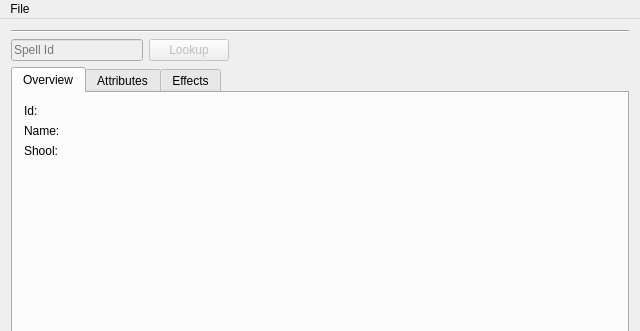
The window that WoWdbcViewer/mainwindow.ui (Gagaro/WoWdbcViewer) describes before a commit, drawn with Qt 5; both pictures show x 0 to 640 and y 0 to 331 of the 640 by 480 pixel window.
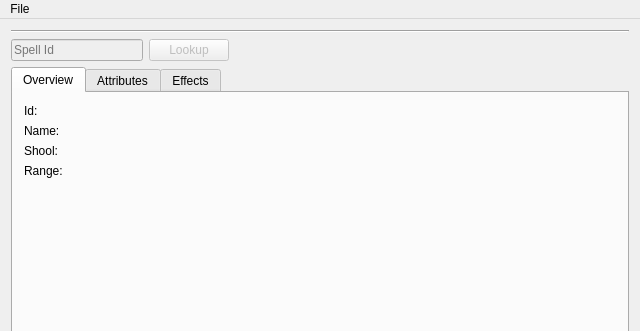
The same window after the commit.

Patch:
```diff
--- a/WoWdbcViewer/mainwindow.ui
+++ b/WoWdbcViewer/mainwindow.ui
@@ -98,6 +98,13 @@
             </property>
            </widget>
           </item>
+          <item>
+           <widget class="QLabel" name="spellOverviewRange">
+            <property name="text">
+             <string>Range:</string>
+            </property>
+           </widget>
+          </item>
           <item>
            <spacer name="verticalSpacer">
             <property name="orientation">
```
